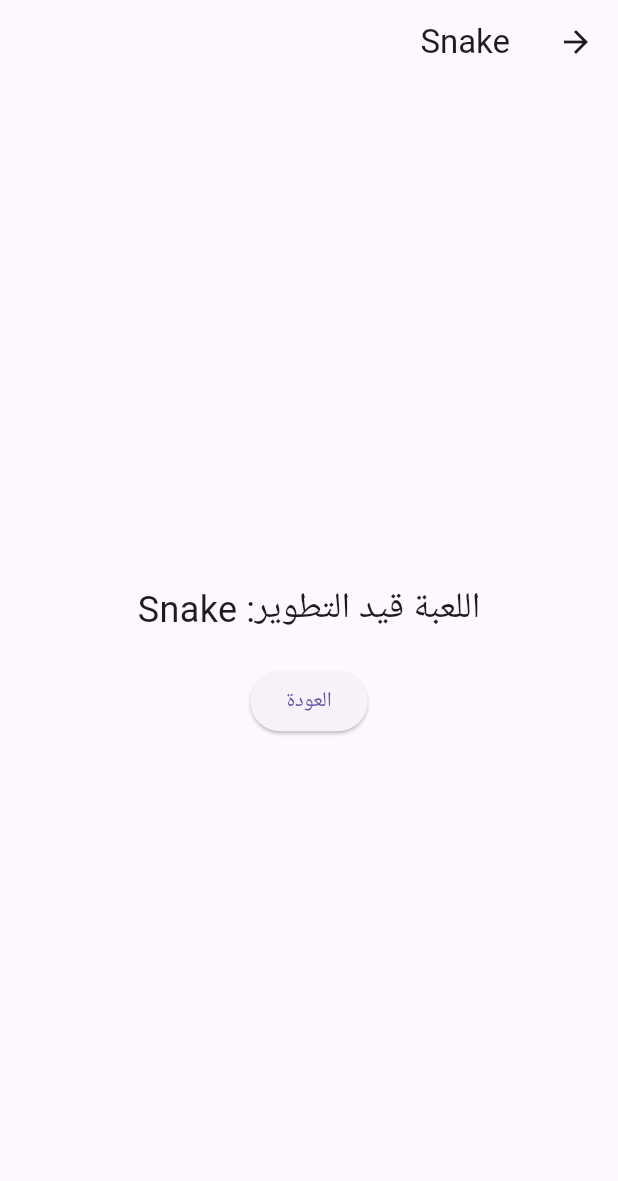
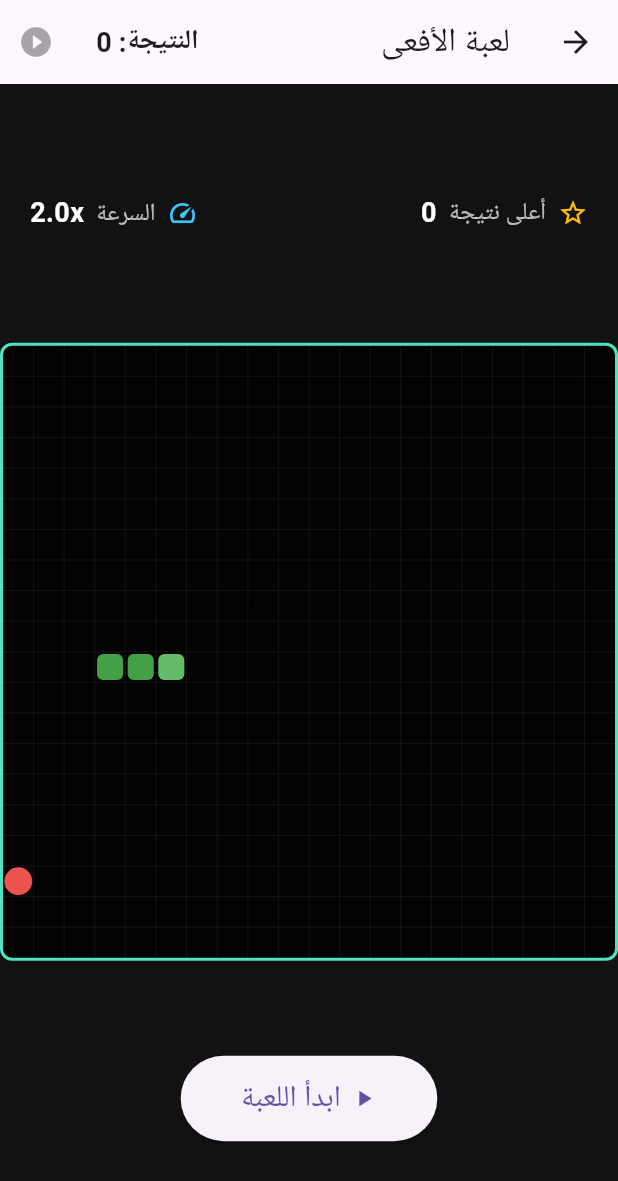
Before and after one commit to Ahmaddragon11/GameHub-app, a Flutter app: the screen it shows after launch, after a tap on "الأفعى", on a phone screen of 412 x 824 dp. Shown: the top 1181 px of the screen. Run offline on Flutter 3.47's test engine with Material 3 defaults, Android fonts, the phone set to English and light mode, and no system bars; our stand-ins replace firebase_core, get, shared_preferences, sqflite; accounts and stored records are empty.

Commit message:
Changes before Firebase Studio auto-run

```diff
--- a/lib/app/routes/app_pages.dart
+++ b/lib/app/routes/app_pages.dart
@@ -3,6 +3,8 @@ import 'package:get/get.dart';
 import 'app_routes.dart';
 import '../../features/home/views/home_view.dart';
 import '../../features/home/bindings/home_binding.dart';
+import '../../features/games/snake/views/snake_view.dart';
+import '../../features/games/snake/bindings/snake_binding.dart';
 
 abstract class AppPages {
   static final routes = [
@@ -16,7 +18,11 @@ abstract class AppPages {
       page: () => const HomeView(), // Or a splash screen
       binding: HomeBinding(),
     ),
-    GetPage(name: AppRoutes.snake, page: () => const PlaceholderGameScreen(gameName: 'Snake')),
+    GetPage(
+      name: AppRoutes.snake,
+      page: () => const SnakeView(),
+      binding: SnakeBinding(),
+    ),
     GetPage(name: AppRoutes.flappyBird, page: () => const PlaceholderGameScreen(gameName: 'Flappy Bird')),
     GetPage(name: AppRoutes.ticTacToe, page: () => const PlaceholderGameScreen(gameName: 'Tic Tac Toe')),
     GetPage(name: AppRoutes.profile, page: () => const PlaceholderScreen(title: 'الملف الشخصي')),
--- /dev/null
+++ b/lib/features/games/snake/bindings/snake_binding.dart
@@ -0,0 +1,12 @@
+import 'package:get/get.dart';
+import '../controllers/snake_controller.dart';
+
+class SnakeBinding extends Bindings {
+  @override
+  void dependencies() {
+    Get.lazyPut<SnakeController>(
+      () => SnakeController(),
+      fenix: true,
+    );
+  }
+}
--- /dev/null
+++ b/lib/features/games/snake/views/snake_view.dart
@@ -0,0 +1,164 @@
+import 'package:flutter/material.dart';
+import 'package:get/get.dart';
+import '../../../../core/theme/app_theme.dart';
+import '../controllers/snake_controller.dart';
+import '../models/direction.dart';
+import '../models/game_state.dart';
+import '../widgets/control_buttons.dart';
+import '../widgets/game_board.dart';
+import '../widgets/game_over_dialog.dart';
+
+class SnakeView extends GetView<SnakeController> {
+  const SnakeView({super.key});
+
+  @override
+  Widget build(BuildContext context) {
+    // Listener to show the GameOverDialog
+    ever(controller.gameState, (GameState state) {
+      if (state == GameState.gameOver) {
+        Get.dialog(
+          GameOverDialog(
+            score: controller.score.value,
+            highScore: controller.highScore.value,
+            isNewHighScore: controller.score.value > controller.highScore.value,
+            onReplay: () => controller.resetGame(),
+            onExit: () => Get.back(), // Go back to home screen
+          ),
+          barrierDismissible: false,
+        );
+      }
+    });
+
+    return WillPopScope(
+      onWillPop: () async {
+        if (controller.gameState.value.isActive) {
+          controller.pauseGame();
+          final result = await Get.dialog<bool>(
+            AlertDialog(
+              title: const Text('الخروج من اللعبة'),
+              content: const Text('هل أنت متأكد أنك تريد الخروج؟ ستفقد تقدمك الحالي.'),
+              actions: [
+                TextButton(onPressed: () => Get.back(result: false), child: const Text('البقاء')),
+                TextButton(onPressed: () => Get.back(result: true), child: const Text('الخروج')),
+              ],
+            ),
+          );
+          if (result == false) {
+            controller.resumeGame();
+          }
+          return result ?? false;
+        }
+        return true;
+      },
+      child: Scaffold(
+        backgroundColor: AppTheme.darkBackgroundColor,
+        appBar: AppBar(
+          title: const Text('لعبة الأفعى'),
+          actions: [
+            Obx(() => Center(
+                  child: Padding(
+                    padding: const EdgeInsets.symmetric(horizontal: 16.0),
+                    child: Text(
+                      'النتيجة: ${controller.score.value}',
+                      style: const TextStyle(fontSize: 18, fontWeight: FontWeight.bold),
+                    ),
+                  ),
+                )),
+            Obx(() => IconButton(
+                  icon: Icon(controller.gameState.value == GameState.playing
+                      ? Icons.pause_circle_filled
+                      : Icons.play_circle_filled),
+                  onPressed: controller.gameState.value.canPause
+                      ? () {
+                          if (controller.gameState.value.isActive) {
+                            controller.pauseGame();
+                          } else {
+                            controller.resumeGame();
+                          }
+                        }
+                      : null,
+                  tooltip: controller.gameState.value.isActive ? 'إيقاف مؤقت' : 'استئناف',
+                )),
+          ],
+        ),
+        body: GestureDetector(
+          onVerticalDragUpdate: (details) {
+            if (details.primaryDelta! < -2) {
+              controller.changeDirection(Direction.up);
+            } else if (details.primaryDelta! > 2) {
+              controller.changeDirection(Direction.down);
+            }
+          },
+          onHorizontalDragUpdate: (details) {
+            if (details.primaryDelta! < -2) {
+              controller.changeDirection(Direction.left);
+            } else if (details.primaryDelta! > 2) {
+              controller.changeDirection(Direction.right);
+            }
+          },
+          child: SafeArea(
+            child: Column(
+              mainAxisAlignment: MainAxisAlignment.spaceEvenly,
+              children: [
+                _buildScoreBoard(),
+                Obx(() => GameBoard(
+                      snake: controller.snake,
+                      food: controller.food.value,
+                      gridSize: controller.gridSize,
+                    )),
+                _buildControls(),
+              ],
+            ),
+          ),
+        ),
+      ),
+    );
+  }
+
+  Widget _buildScoreBoard() {
+    return Obx(() => Padding(
+          padding: const EdgeInsets.symmetric(horizontal: 20.0, vertical: 10.0),
+          child: Row(
+            mainAxisAlignment: MainAxisAlignment.spaceBetween,
+            children: [
+              _scoreTile('أعلى نتيجة', controller.highScore.value.toString(), Icons.star_border, Colors.amber),
+              _scoreTile('السرعة', '${(220 - controller.speed.value) / 20 + 1}x', Icons.speed, Colors.lightBlueAccent),
+            ],
+          ),
+        ));
+  }
+
+  Widget _scoreTile(String title, String value, IconData icon, Color color) {
+    return Row(
+      children: [
+        Icon(icon, color: color, size: 20),
+        const SizedBox(width: 8),
+        Text(title, style: const TextStyle(color: Colors.white70, fontSize: 16)),
+        const SizedBox(width: 8),
+        Text(value, style: TextStyle(color: Colors.white, fontSize: 18, fontWeight: FontWeight.bold)),
+      ],
+    );
+  }
+
+  Widget _buildControls() {
+    return Obx(() {
+      final state = controller.gameState.value;
+      if (state == GameState.idle || state == GameState.gameOver) {
+        return ElevatedButton.icon(
+          onPressed: () => controller.startGame(),
+          icon: const Icon(Icons.play_arrow),
+          label: Text(state == GameState.idle ? 'ابدأ اللعبة' : 'إعادة اللعب'),
+          style: ElevatedButton.styleFrom(
+            padding: const EdgeInsets.symmetric(horizontal: 40, vertical: 15),
+            textStyle: const TextStyle(fontSize: 20),
+          ),
+        );
+      } else {
+        return ControlButtons(
+          enabled: controller.gameState.value.isActive,
+          onDirectionChange: controller.changeDirection,
+        );
+      }
+    });
+  }
+}
```
